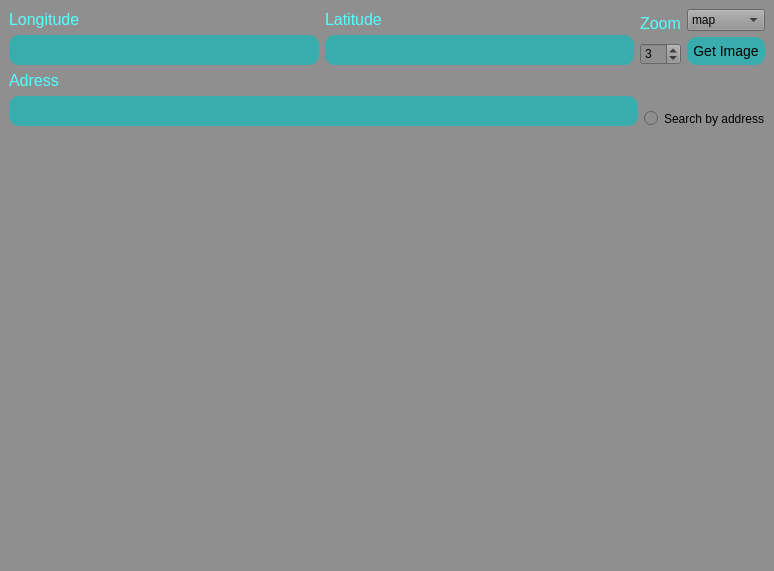
Rogozhin-Dmitry/yandex_api_big_project, file map_ui.ui: the form before one commit.
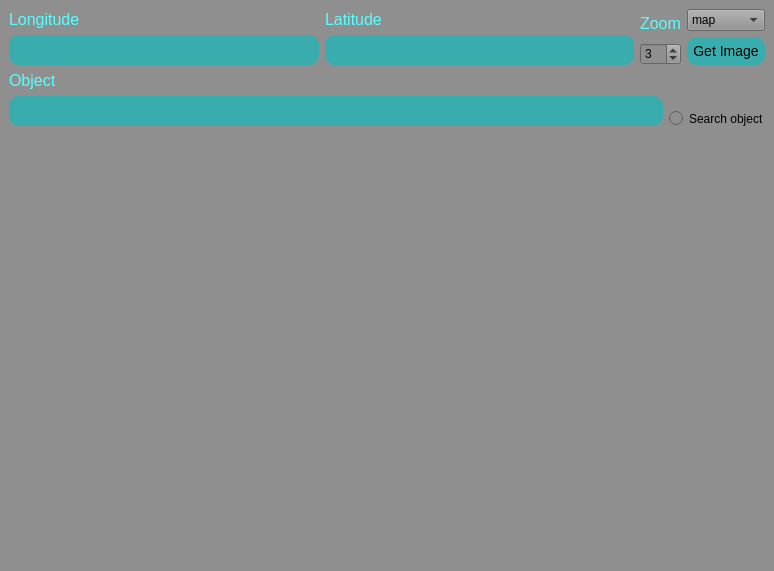
The form after the commit.

Commit message: Добавлена возможность поиска по названию объекта и создание метки

The edit to the form file:
```diff
--- a/map_ui.ui
+++ b/map_ui.ui
@@ -222,7 +222,7 @@
 </string>
           </property>
           <property name="text">
-           <string>Adress</string>
+           <string>Object</string>
           </property>
          </widget>
         </item>
@@ -270,7 +270,7 @@
         <item>
          <widget class="QRadioButton" name="radioButton">
           <property name="text">
-           <string>Search by address</string>
+           <string>Search object</string>
           </property>
          </widget>
         </item>
```
Left out of the diff: 2 changed lines with no effect on the pictures. The commit also changes 1 other file.
